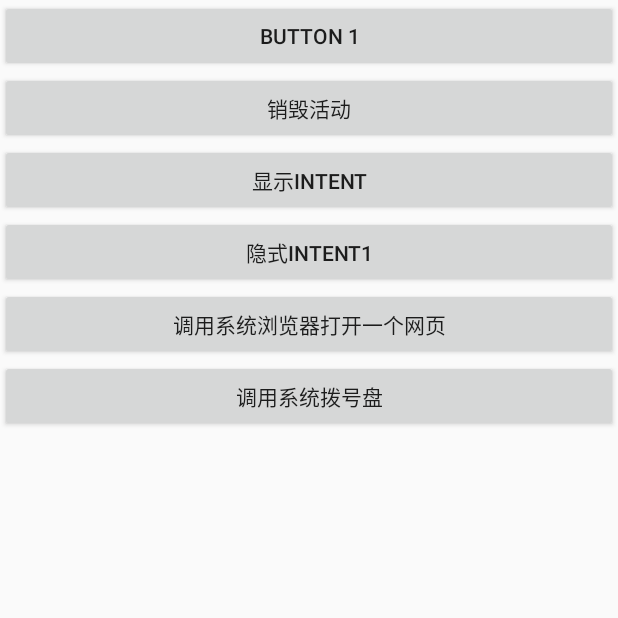
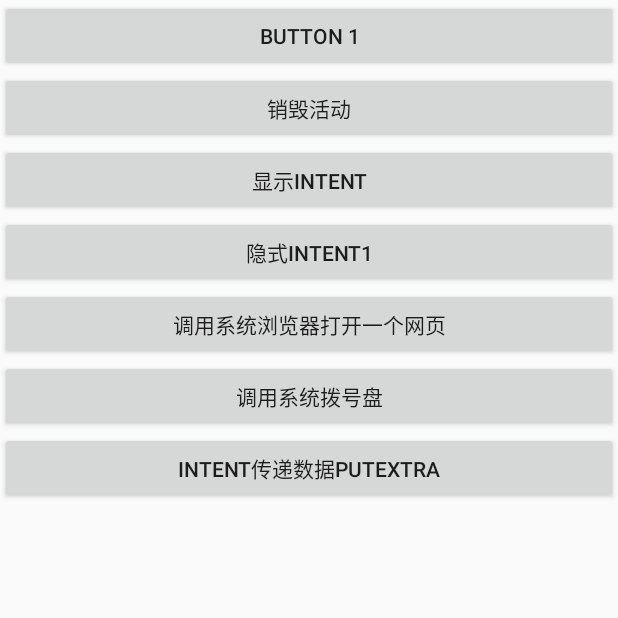
Before and after one commit to skriklgb/FirstLine, an Android app: the screen it shows after launch (FirstActivity), on a phone screen of 412 x 824 dp, the top half of it. Run offline under Robolectric (Android 15) with nearby library versions, the phone set to English and light mode, and no system bars.

Commit message:
第2章-2.3.4向下一个活动传递数据

```diff
--- a/chapter_2/src/main/AndroidManifest.xml
+++ b/chapter_2/src/main/AndroidManifest.xml
@@ -20,9 +20,13 @@
         <activity android:name=".activity.ThirdActivity">
             <intent-filter>
                 <action android:name="skrik.lgb.chapter_2.ACTION_THIRD"/>
-                <category android:name="android.intent.category.DEFAULT"/><!--默认的category， 在调用startActivity()方法的时候会自动将这个category 添加到Intent 中。-->
+
+                <category android:name="android.intent.category.DEFAULT"/>
+                <!-- 默认的category， 在调用startActivity()方法的时候会自动将这个category 添加到Intent 中。 -->
                 <category android:name="skrik.lgb.chapter_2.MY_CATGORY"/>
             </intent-filter>
+        </activity>
+        <activity android:name=".activity.putExtraActivity">
         </activity>
     </application>
 
--- a/chapter_2/src/main/java/skrik/lgb/chapter_2/activity/FirstActivity.java
+++ b/chapter_2/src/main/java/skrik/lgb/chapter_2/activity/FirstActivity.java
@@ -21,6 +21,7 @@ public class FirstActivity extends Activity{
     private Button mBt_third;
     private Button mBt_four;
     private Button mBt_dial;
+    private Button mBt_put;
 
     @Override
     //项目中的任何活动都应该重写Activity 的onCreate()方法，
@@ -95,7 +96,24 @@ public class FirstActivity extends Activity{
                 startActivity(intent);
             }
         });
+
+        //2.3.4　向下一个活动传递数据
+        mBt_put = (Button) findViewById(R.id.bt_put);
+        mBt_put.setOnClickListener(new View.OnClickListener() {
+            @Override
+            public void onClick(View v) {
+                String data = "向下一个活动传递数据";
+                Intent intent = new Intent(FirstActivity.this,putExtraActivity.class);
+                intent.putExtra("Extra_data",data);  //putExtra()方法接收两个参数，第一个参数是键，用于后面从Intent中取值，第二个参数才是真正要传递的数据。
+                startActivity(intent);
+            }
+        });
     }
+
+
+
+
+
 
 
 //    2.2.6 在活动中使用Menu，只在点击menu按键的时候才会显示
--- a/chapter_2/src/main/res/layout/activity_first.xml
+++ b/chapter_2/src/main/res/layout/activity_first.xml
@@ -38,4 +38,10 @@
         android:text="调用系统拨号盘"
         android:layout_width="match_parent"
         android:layout_height="wrap_content"/>
+
+    <Button
+        android:id="@+id/bt_put"
+        android:text="intent传递数据putExtra"
+        android:layout_width="match_parent"
+        android:layout_height="wrap_content"/>
 </LinearLayout>
```
Also changed, not shown: chapter_2/src/main/java/skrik/lgb/chapter_2/activity/putExtraActivity.java (added, +23 -0 lines), chapter_2/src/main/res/layout/activity_put_extra.xml (added, +13 -0 lines).
